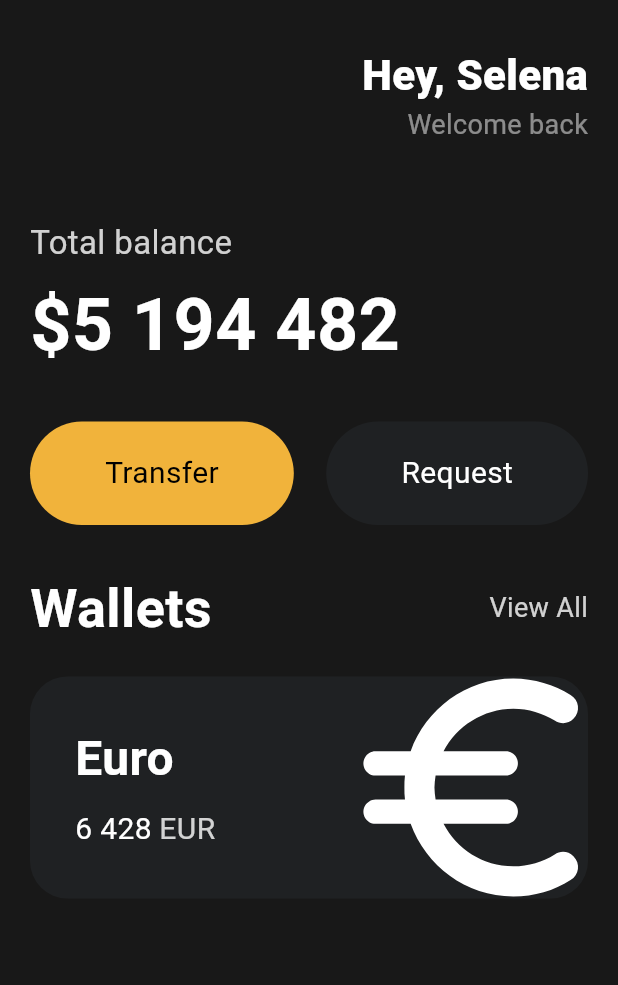
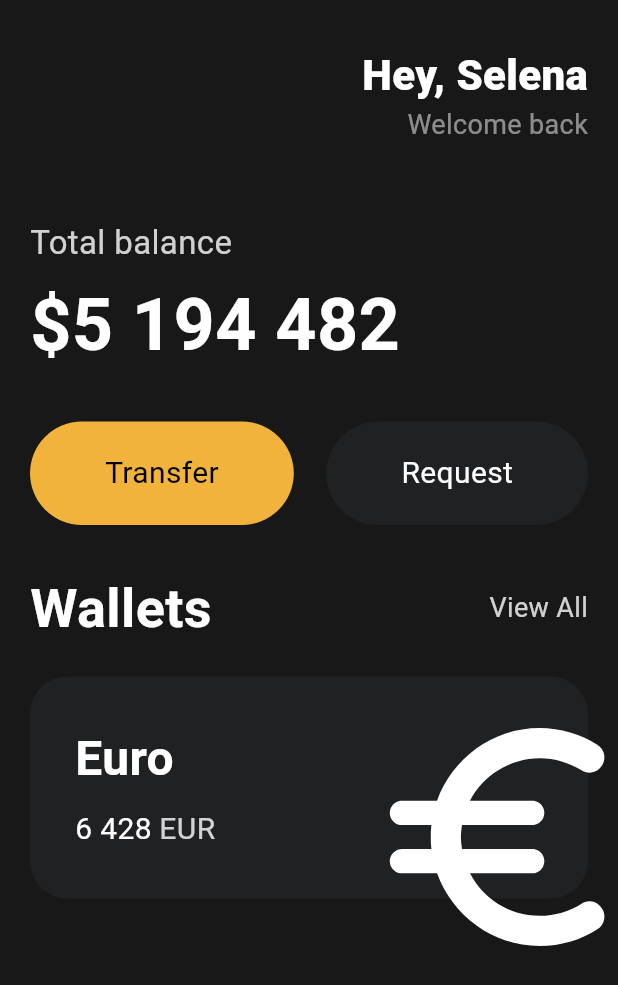
Before and after one commit to Genie1486/nomadecoder_flutter, a Flutter app: the screen it shows after launch, on a phone screen of 412 x 824 dp. Shown: the top 985 px of the screen. Run offline on Flutter 3.47's test engine with Material 3 defaults, Android fonts, the phone set to English and light mode, and no system bars.

Commit message:
3-27 Card의 유로 Icon 위치 세부조정(Transform.translate 사용)

```diff
--- a/2_Hello_Flutter/toonflix/lib/main.dart
+++ b/2_Hello_Flutter/toonflix/lib/main.dart
@@ -212,10 +212,15 @@ class App extends StatelessWidget {
                         ),
                         Transform.scale(
                           scale: 2.2,
-                          child: const Icon(
-                            Icons.euro_rounded,
-                            color: Colors.white,
-                            size: 88,
+                          child: Transform.translate(
+                            // Transform.translate로 child를
+                            // 오른쪽으로 8, 왼쪽으로 15만큼 이동
+                            offset: const Offset(8, 15),
+                            child: const Icon(
+                              Icons.euro_rounded,
+                              color: Colors.white,
+                              size: 88,
+                            ),
                           ),
                         ),
                       ],
```
